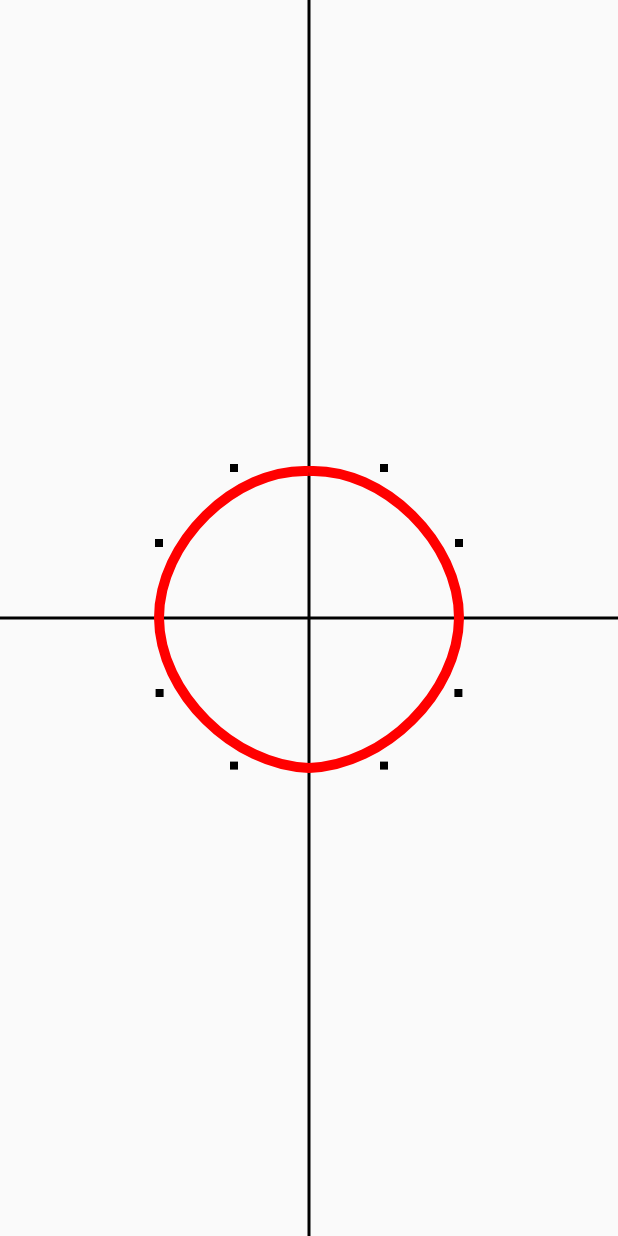
After one commit to Woaijiangnanyu/Worker, an Android app: the layout activity_bezier.xml on its own in the app's theme, with its tools: preview values and no code run, on a phone screen of 412 x 824 dp. The commit adds this screen. Run offline under Robolectric (Android 15) with nearby library versions, the phone set to English and light mode, and no system bars.

Commit message:
贝塞尔曲线心心

```diff
--- a/app/src/main/AndroidManifest.xml
+++ b/app/src/main/AndroidManifest.xml
@@ -58,7 +58,8 @@
             android:theme="@style/AppTheme.NoActionBar" />
         <activity android:name=".ui.LActivity" />
         <activity android:name=".ui.JActivity" />
-        <activity android:name=".ui.MActivity" />
+        <activity android:name=".ui.MActivity">
+        </activity>
         <activity android:name=".ui.NActivity" />
         <activity android:name=".ui.OActivity" />
         <activity android:name=".ui.PActivity" />
@@ -66,17 +67,6 @@
         <activity android:name=".ui.RActivity" />
         <activity android:name=".ui.SActivity" />
         <activity android:name=".ui.FanGaoActivity">
-        </activity>
-        <activity android:name=".ui.PicActivity"></activity>
-        <activity
-            android:name=".ui.ItemListActivity"
-            android:label="@string/title_item_list"
-            android:theme="@style/AppTheme.NoActionBar">
-            <intent-filter>
-                <action android:name="android.intent.action.MAIN" />
-
-                <category android:name="android.intent.category.LAUNCHER" />
-            </intent-filter>
         </activity>
         <activity
             android:name=".ui.ItemDetailActivity"
@@ -87,6 +77,13 @@
                 android:name="android.support.PARENT_ACTIVITY"
                 android:value="com.example.guojialin.worker.ui.ItemListActivity" />
         </activity>
+        <activity android:name=".ui.BezierActivity">
+            <intent-filter>
+                <action android:name="android.intent.action.MAIN" />
+
+                <category android:name="android.intent.category.LAUNCHER" />
+            </intent-filter>
+        </activity>
     </application>
 
 </manifest>
--- /dev/null
+++ b/app/src/main/java/com/example/guojialin/worker/ui/BezierActivity.java
@@ -0,0 +1,15 @@
+package com.example.guojialin.worker.ui;
+
+import android.app.Activity;
+import android.os.Bundle;
+
+import com.example.guojialin.worker.R;
+
+public class BezierActivity extends Activity {
+
+    @Override
+    protected void onCreate(Bundle savedInstanceState) {
+        super.onCreate(savedInstanceState);
+        setContentView(R.layout.activity_bezier);
+    }
+}
--- a/app/src/main/java/com/example/guojialin/worker/ui/MActivity.java
+++ b/app/src/main/java/com/example/guojialin/worker/ui/MActivity.java
@@ -57,7 +57,7 @@ public class MActivity extends Activity {
     }
 
     public void loadPic(View view) {
-        final File file = new File("/storage/emulated/0/jiaWorker/wechat_pic_01.jpg");
+        final File file = new File("/storage/emulated/0/jiaWorker/1544348690904_garden_pic.jpeg");
         Runnable runnable = new Runnable() {
             @Override
             public void run() {
--- /dev/null
+++ b/app/src/main/java/com/example/guojialin/worker/view/BezierView.java
@@ -0,0 +1,133 @@
+package com.example.guojialin.worker.view;
+
+import android.content.Context;
+import android.graphics.Canvas;
+import android.graphics.Color;
+import android.graphics.Paint;
+import android.graphics.Path;
+import android.graphics.PointF;
+import android.support.annotation.Nullable;
+import android.util.AttributeSet;
+import android.view.View;
+
+import java.util.ArrayList;
+import java.util.List;
+
+public class BezierView extends View {
+    private int mCenterX;
+    private int mCenterY;
+    private Paint mPaint;
+    private Paint mPaintCircle;
+    private int mCircleRadius;
+    private Paint mPaintPoint;
+    private List<PointF> mPointDatas; //放置四个数据点的集合
+    private List<PointF> mPointControlls;//方式8个控制点的集合
+    private int mDuration = 1000; //动画总时间
+    private int mCurrTime = 0;  //当前已进行时间
+    private int mCount = 100;//将总时间划分多少块
+    private float mPiece = mDuration / mCount; //每一块的时间 ；
+    public BezierView(Context context) {
+        super(context);
+        init();
+    }
+
+    public BezierView(Context context, @Nullable AttributeSet attrs) {
+        super(context, attrs);
+        init();
+    }
+
+    /**
+     * 初始化画笔
+     */
+
+    private void init() {
+        mPaint = new Paint();
+        mPaint.setColor(Color.BLACK);
+        mPaint.setStyle(Paint.Style.FILL);
+        mPaint.setStrokeWidth(3);
+        mPaint.setAntiAlias(true);
+
+        mPaintCircle = new Paint();
+        mPaintCircle.setColor(Color.RED);
+        mPaintCircle.setStrokeWidth(10);
+        mPaintCircle.setStyle(Paint.Style.STROKE);
+        mPaintCircle.setAntiAlias(true);
+        mCircleRadius = 150;
+
+        mPaintPoint = new Paint();
+        mPaintPoint.setColor(Color.BLACK);
+        mPaintPoint.setStrokeWidth(8);
+        mPaintPoint.setStyle(Paint.Style.FILL);
+        mPaintPoint.setAntiAlias(true);
+    }
+
+    @Override
+    protected void onSizeChanged(int w, int h, int oldw, int oldh) {
+        super.onSizeChanged(w, h, oldw, oldh);
+        mCenterY = getHeight() / 2;
+        mCenterX = getWidth() / 2;
+        mPointDatas = new ArrayList<>();
+        mPointControlls = new ArrayList<>();
+        mPointDatas.add(new PointF(mCenterX, mCenterY - mCircleRadius));
+        mPointDatas.add(new PointF(mCenterX + mCircleRadius, mCenterY));
+        mPointDatas.add(new PointF(mCenterX, mCenterY + mCircleRadius));
+        mPointDatas.add(new PointF(mCenterX - mCircleRadius, mCenterY));
+
+        mPointControlls.add(new PointF(mCenterX + mCircleRadius / 2, mCenterY - mCircleRadius));
+        mPointControlls.add(new PointF(mCenterX + mCircleRadius, mCenterY - mCircleRadius / 2));
+
+        mPointControlls.add(new PointF(mCenterX + mCircleRadius, mCenterY + mCircleRadius / 2));
+        mPointControlls.add(new PointF(mCenterX + mCircleRadius / 2, mCenterY + mCircleRadius));
+
+        mPointControlls.add(new PointF(mCenterX - mCircleRadius / 2, mCenterY + mCircleRadius));
+        mPointControlls.add(new PointF(mCenterX - mCircleRadius, mCenterY + mCircleRadius / 2));
+
+        mPointControlls.add(new PointF(mCenterX - mCircleRadius, mCenterY - mCircleRadius / 2));
+        mPointControlls.add(new PointF(mCenterX - mCircleRadius / 2, mCenterY - mCircleRadius));
+
+
+    }
+
+    @Override
+    protected void onDraw(Canvas canvas) {
+        // 绘制x,y 轴坐标
+        canvas.drawLine(mCenterX, 0, mCenterX, getHeight(), mPaint);
+        canvas.drawLine(0, mCenterY, getWidth(), mCenterY, mPaint);
+
+        //绘制数据点
+        for (int i = 0; i < mPointDatas.size(); i++) {
+            canvas.drawPoint(mPointDatas.get(i).x,mPointDatas.get(i).y,mPaintPoint);
+        }
+
+        //绘制控制点
+        for (int i = 0; i < mPointControlls.size(); i++) {
+            canvas.drawPoint(mPointControlls.get(i).x, mPointControlls.get(i).y, mPaintPoint);
+        }
+
+        //利用贝塞尔三阶画圆
+        Path path = new Path();
+        path.moveTo(mPointDatas.get(0).x, mPointDatas.get(0).y);
+        for (int i = 0; i < mPointDatas.size(); i++) {
+            if (i == mPointDatas.size() - 1) {
+                path.cubicTo(mPointControlls.get(2 * i).x, mPointControlls.get(2 * i).y, mPointControlls.get(2 * i + 1).x, mPointControlls.get(2 * i + 1).y, mPointDatas.get(0).x, mPointDatas.get(0).y);
+
+            } else {
+                path.cubicTo(mPointControlls.get(2 * i).x, mPointControlls.get(2 * i).y, mPointControlls.get(2 * i + 1).x, mPointControlls.get(2 * i + 1).y, mPointDatas.get(i + 1).x, mPointDatas.get(i + 1).y);
+            }
+
+        }
+        canvas.drawPath(path, mPaintCircle);
+        //动态改变数据点和辅助点
+        mCurrTime += mPiece;
+        if (mCurrTime < mDuration) {
+            mPointDatas.get(0).y += 120 / mCount;
+            mPointControlls.get(2).x -= 20.0 / mCount;
+
+            mPointControlls.get(3).y -= 80.0 / mCount;
+            mPointControlls.get(4).y -= 80.0 / mCount;
+            mPointControlls.get(5).x += 20.0 / mCount;
+
+            postInvalidateDelayed((long) mPiece);
+        }
+    }
+}
--- a/app/src/main/java/com/example/guojialin/worker/view/CustomView.java
+++ b/app/src/main/java/com/example/guojialin/worker/view/CustomView.java
@@ -63,6 +63,7 @@ public class CustomView extends View {
         if (questionImgsBeans != null && questionImgsBeans.size() != 0) {
             reDrawCanvas(canvas);
         }
+        questionImgsBeans.clear();
     }
 
     private void onMeasureScale(int viewWidth, int viewHeight, int picWidth, int picHeight) {
--- /dev/null
+++ b/app/src/main/res/layout/activity_bezier.xml
@@ -0,0 +1,11 @@
+<?xml version="1.0" encoding="utf-8"?>
+<RelativeLayout xmlns:android="http://schemas.android.com/apk/res/android"
+    xmlns:app="http://schemas.android.com/apk/res-auto"
+    xmlns:tools="http://schemas.android.com/tools"
+    android:layout_width="match_parent"
+    android:layout_height="match_parent"
+    tools:context=".ui.BezierActivity">
+<com.example.guojialin.worker.view.BezierView
+    android:layout_width="match_parent"
+    android:layout_height="match_parent" />
+</RelativeLayout>
```
